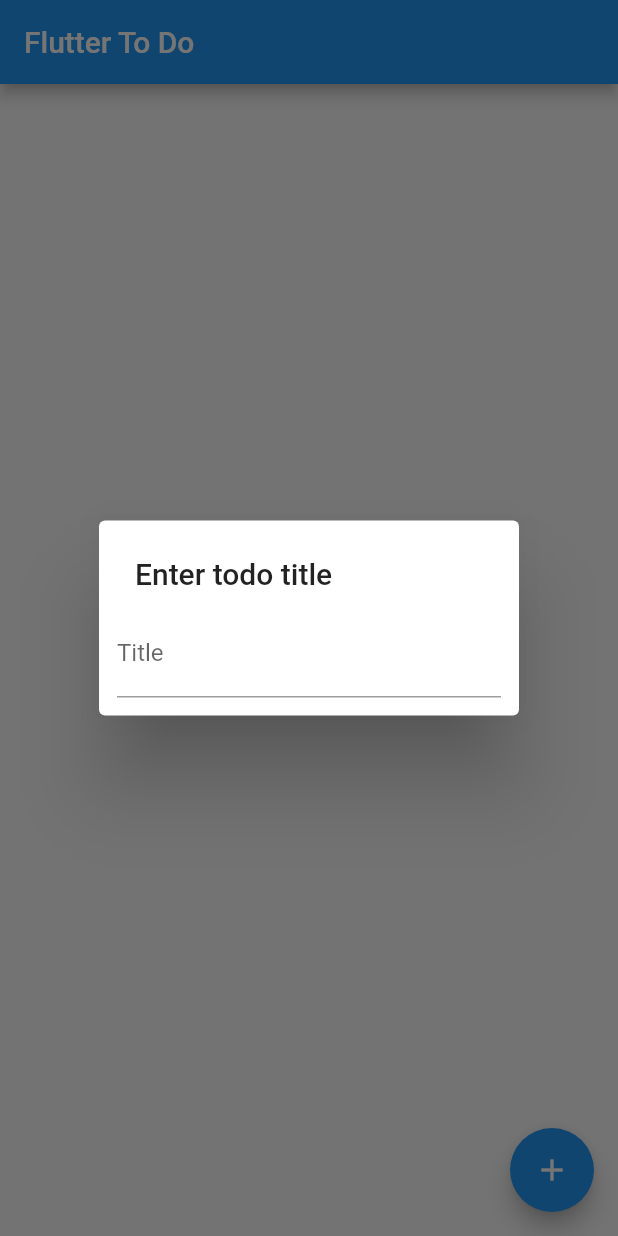
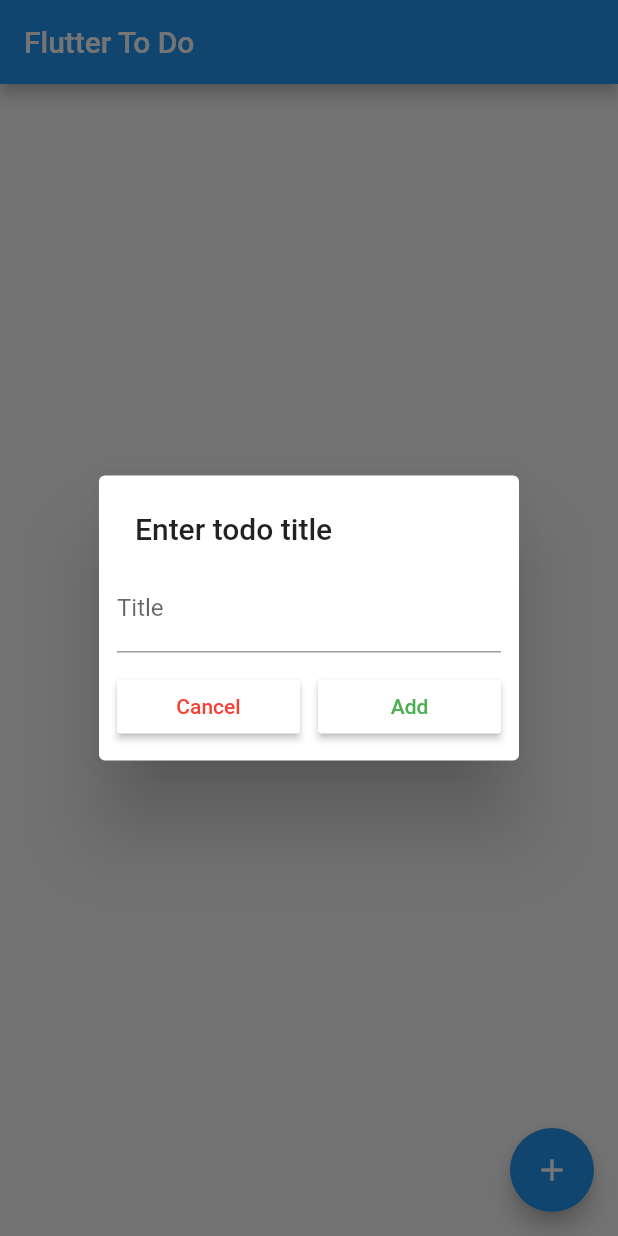
Before and after one commit to rohan20/flutter-todo, a Flutter app: the screen it shows after launch, after a tap on the "add" icon, on a phone screen of 412 x 824 dp. Run offline on Flutter 3.47's test engine with Material 2 defaults, Android fonts, the phone set to English and light mode, and no system bars.

Commit message:
added dialog actions for adding/cancelling todo

```diff
--- a/lib/screens/toDoScreen.dart
+++ b/lib/screens/toDoScreen.dart
@@ -71,19 +71,42 @@ class _ToDoScreenState extends State<ToDoScreen> {
           return AlertDialog(
             title: Text("Enter todo title"),
             contentPadding: const EdgeInsets.all(12.0),
-            content: Row(
+            content: Column(
+              mainAxisSize: MainAxisSize.min,
               children: <Widget>[
-                Expanded(
-                  child: TextField(
-                    decoration: InputDecoration(
-                      labelText: "Title",
-                      hintText: "Eg: Buy eggs",
-                    ),
+                TextField(
+                  decoration: InputDecoration(
+                    labelText: "Title",
+                    hintText: "Eg: Buy eggs",
                   ),
-                )
+                ),
+                Container(
+                  margin: const EdgeInsets.only(top: 12.0),
+                  child: Row(
+                    mainAxisSize: MainAxisSize.max,
+                    mainAxisAlignment: MainAxisAlignment.spaceBetween,
+                    children: <Widget>[
+                      _alertDialogButton("Cancel", Colors.red),
+                      SizedBox(width: 12.0),
+                      _alertDialogButton("Add", Colors.green),
+                    ],
+                  ),
+                ),
               ],
             ),
           );
         });
   }
+
+  _alertDialogButton(String buttonText, Color textColor) {
+    return Expanded(
+      child: RaisedButton(
+          color: Colors.white,
+          child: Text(buttonText),
+          textColor: textColor,
+          onPressed: () {
+            Navigator.of(context).pop();
+          }),
+    );
+  }
 }
```
